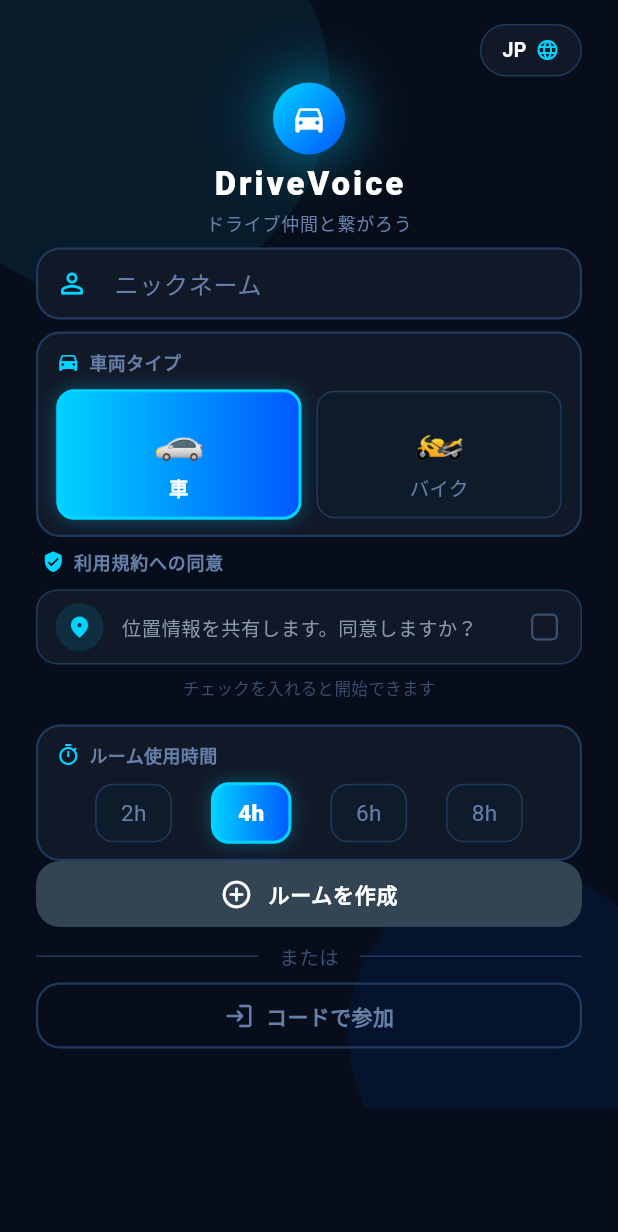
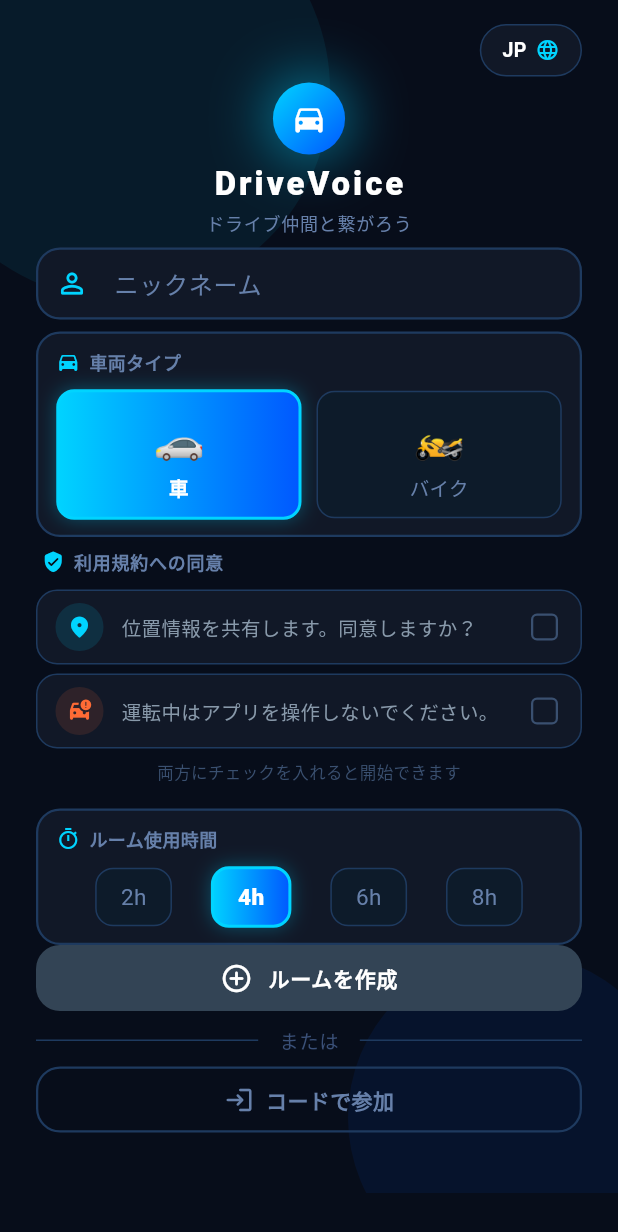
Before and after one commit to taichi5556/drivelink, a Flutter app: the screen it shows after launch, on a phone screen of 412 x 824 dp. Shown: the top 1232 px of the screen. Run offline on Flutter 3.47's test engine with Material 3 defaults, Android fonts, the phone set to English and light mode, and no system bars; our stand-ins replace app_links, firebase_auth, firebase_core, firebase_database, geolocator, google_fonts and 6 more; missing offline and left inert: flutter_polyline_points; accounts and stored records are empty.

Commit message:
feat: 運転中操作禁止の同意チェックボックスを追加
ログイン画面に「運転中はアプリを操作しないでください」の
チェックボックスを追加。位置情報への同意と両方必須にした。

Co-Authored-By: Claude Sonnet 4.6 <noreply@anthropic.com>

```diff
--- a/lib/screens/login_screen.dart
+++ b/lib/screens/login_screen.dart
@@ -29,9 +29,10 @@ class _LoginScreenState extends State<LoginScreen> with TickerProviderStateMixin
   late Animation<double> _pulseAnim;
   StreamSubscription? _linkSub;
   bool _consentLocation = false;
+  bool _consentDriving  = false;
   String _vehicleType = 'car'; // 'car' or 'bike'
   int _selectedHours = 4;  // デフォルト4時間
-  bool get _allConsented => _consentLocation;
+  bool get _allConsented => _consentLocation && _consentDriving;
 
   @override
   void initState() {
@@ -316,13 +317,24 @@ class _LoginScreenState extends State<LoginScreen> with TickerProviderStateMixin
           value: _consentLocation,
           onChanged: (v) => setState(() => _consentLocation = v ?? false),
         ),
+        const SizedBox(height: 6),
+        _buildConsentTile(
+          icon: Icons.car_crash_rounded,
+          iconColor: const Color(0xFFFF6B35),
+          text: _isJapanese
+              ? '運転中はアプリを操作しないでください。'
+              : 'Do not operate this app while driving.',
+          value: _consentDriving,
+          onChanged: (v) => setState(() => _consentDriving = v ?? false),
+          isWarning: true,
+        ),
         if (!_allConsented) ...[
           const SizedBox(height: 8),
           Center(
             child: Text(
               _isJapanese
-                  ? 'チェックを入れると開始できます'
-                  : 'Check the box to continue',
+                  ? '両方にチェックを入れると開始できます'
+                  : 'Check both boxes to continue',
               style: const TextStyle(
                 color: Color(0xFF3A5070),
                 fontSize: 11,
```
